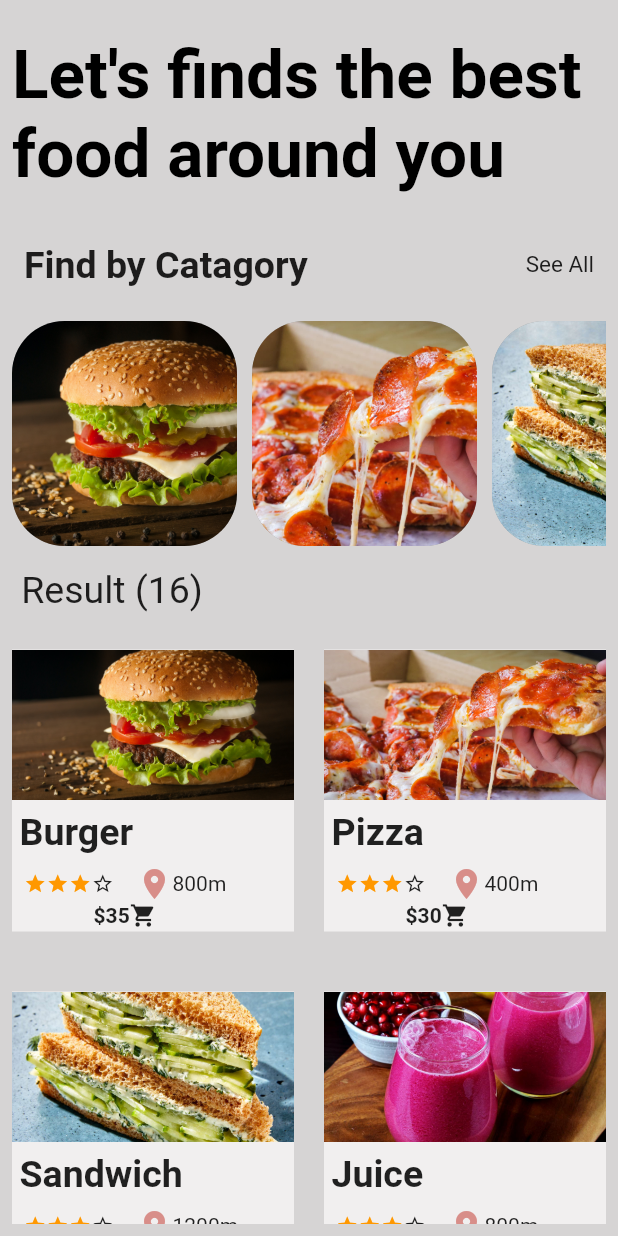
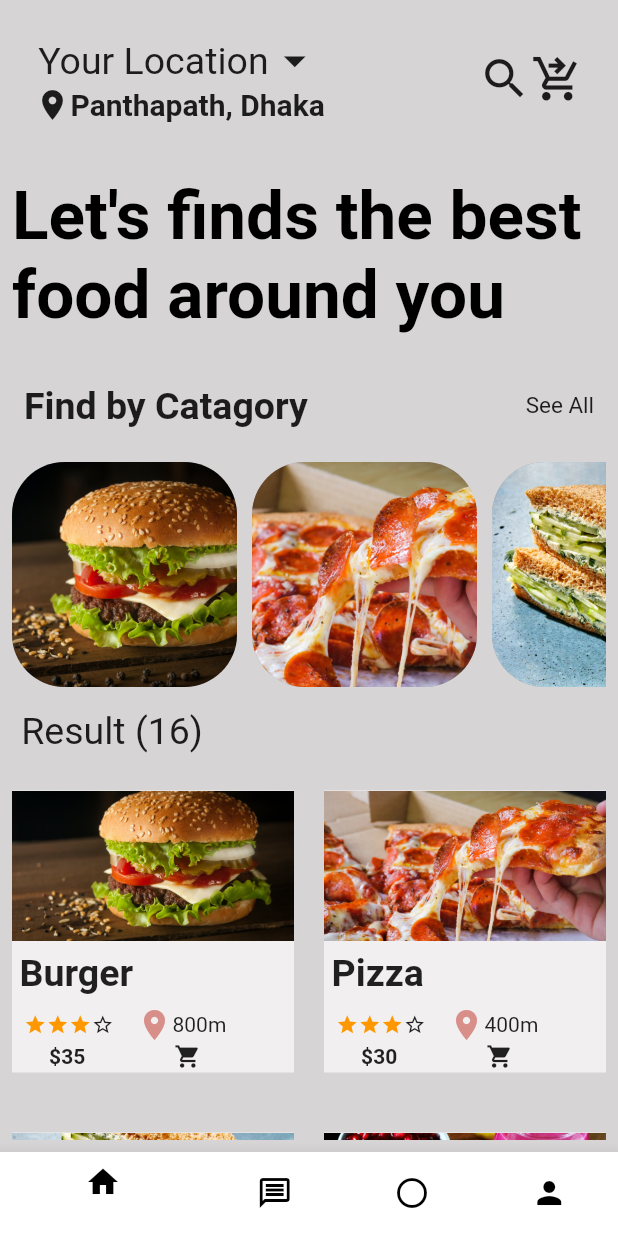
Before and after one commit to marzan999/Food_Delivery_App, a Flutter app: the Page2 screen opened directly, on a phone screen of 412 x 824 dp. Run offline on Flutter 3.47's test engine with Material 2 defaults, Android fonts, the phone set to English and light mode, and no system bars.

Commit message:
Update page2.dart

```diff
--- a/food_delivery_app/lib/widget/page2.dart
+++ b/food_delivery_app/lib/widget/page2.dart
@@ -15,8 +15,62 @@ class Page2 extends StatelessWidget {
               child: SingleChildScrollView(
                 child: Column(
                   children: [
+                    // SizedBox(
+                    //   height: 15,
+                    // ),
+                    Padding(
+                      padding: const EdgeInsets.all(15.0),
+                      child: Row(
+                        mainAxisAlignment: MainAxisAlignment.spaceBetween,
+                        children: [
+                          Column(
+                            children: [
+                              Row(
+                                children: [
+                                  Text(
+                                    'Your Location',
+                                    style: TextStyle(fontSize: 25),
+                                  ),
+                                  Icon(
+                                    Icons.arrow_drop_down_outlined,
+                                    size: 35,
+                                  )
+                                ],
+                              ),
+                              Row(
+                                children: [
+                                  Row(
+                                    children: [
+                                      Icon(Icons.location_on),
+                                      Text(
+                                        'Panthapath, Dhaka',
+                                        style: TextStyle(
+                                            fontSize: 20,
+                                            fontWeight: FontWeight.bold),
+                                      )
+                                    ],
+                                  ),
+                                ],
+                              ),
+                            ],
+                          ),
+                          Row(
+                            children: [
+                              Icon(
+                                Icons.search,
+                                size: 35,
+                              ),
+                              Icon(
+                                Icons.shopping_cart_checkout,
+                                size: 35,
+                              )
+                            ],
+                          )
+                        ],
+                      ),
+                    ),
                     SizedBox(
-                    height: 15,
+                      height: 20,
                     ),
                     Align(
                       alignment: Alignment.topLeft,
@@ -156,7 +210,8 @@ class Page2 extends StatelessWidget {
                                                       color: Colors.orange,
                                                     ),
                                                     Icon(
-                                                    Icons.star_border_outlined,
+                                                      Icons
+                                                          .star_border_outlined,
                                                       size: 15,
                                                     ),
                                                     SizedBox(
@@ -167,7 +222,10 @@ class Page2 extends StatelessWidget {
                                                         Icon(
                                                           Icons.location_on,
                                                           color: Color.fromARGB(
-                                                            255, 216, 142, 137),
+                                                              255,
+                                                              216,
+                                                              142,
+                                                              137),
                                                         ),
                                                         Text(a[index].location)
                                                       ],
@@ -177,18 +235,15 @@ class Page2 extends StatelessWidget {
                                                 Row(
                                                   children: [
                                                     Text(
-                                                    a[index].price,
+                                                      a[index].price +
+                                                          '                 ',
                                                       style: TextStyle(
                                                           fontWeight:
                                                               FontWeight.bold),
                                                     ),
-                                                  Row(
-                                                    children: [
                                                     Icon(
                                                       Icons.shopping_cart,
                                                       size: 18,
-                                                      )
-                                                    ],
                                                     )
                                                   ],
                                                 ),
@@ -210,6 +265,35 @@ class Page2 extends StatelessWidget {
             ),
           ),
         ),
-    );
+        bottomNavigationBar: BottomNavigationBar(items: [
+          BottomNavigationBarItem(
+              icon: Icon(
+                Icons.home,
+                color: Colors.black,
+              ),
+              label: '',
+              backgroundColor: Colors.white),
+          BottomNavigationBarItem(
+              icon: Icon(
+                Icons.message_outlined,
+                color: Colors.black,
+              ),
+              label: '',
+              backgroundColor: Colors.white),
+          BottomNavigationBarItem(
+              icon: Icon(
+                Icons.circle_outlined,
+                color: Colors.black,
+              ),
+              label: '',
+              backgroundColor: Colors.white),
+          BottomNavigationBarItem(
+              icon: Icon(
+                Icons.person,
+                color: Colors.black,
+              ),
+              label: '',
+              backgroundColor: Colors.white),
+        ]));
   }
 }
```
Lines whose indentation alone changed are shown as unchanged.
